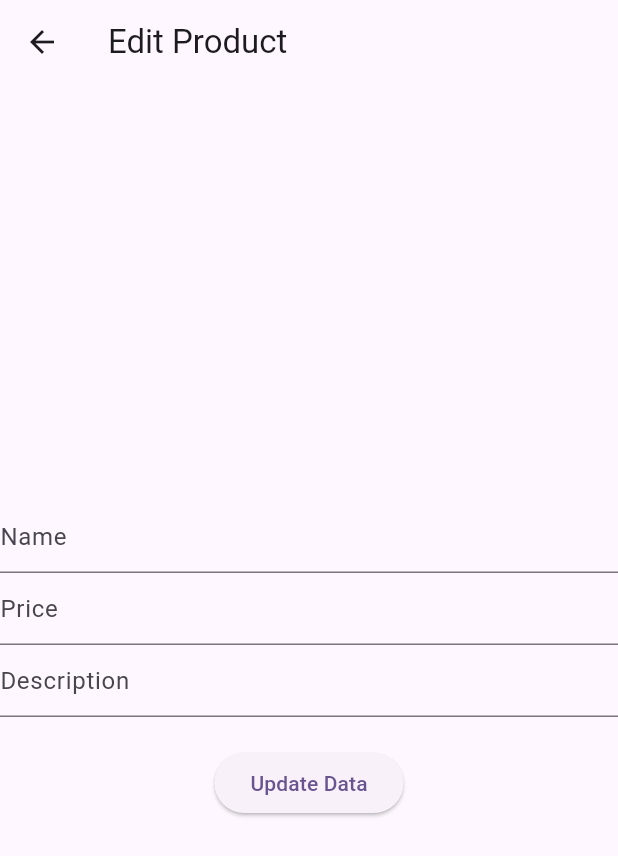
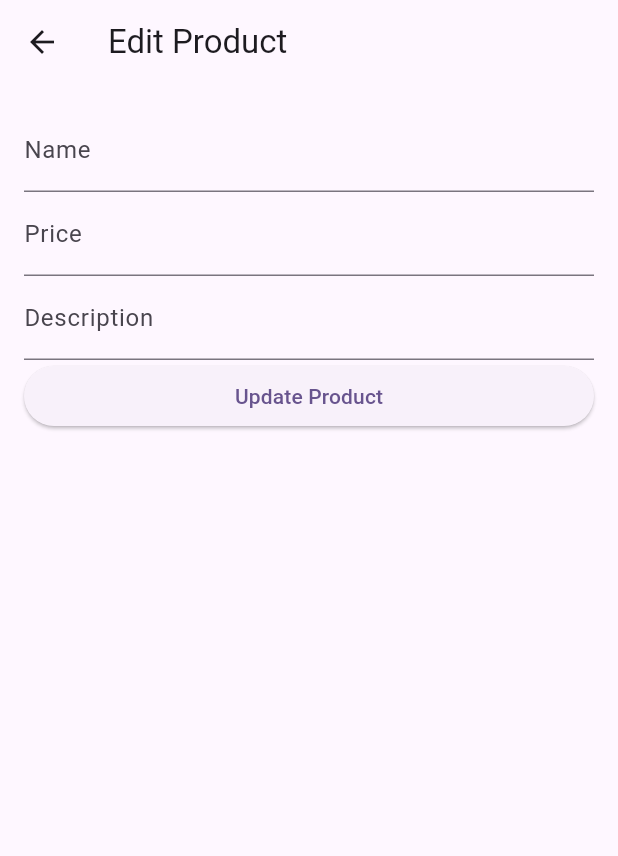
Before and after one commit to fatiq123/mad_fall_2023, a Flutter app: the EditScreen screen opened directly with empty values, on a phone screen of 412 x 824 dp. Shown: the top 856 px of the screen. Run offline on Flutter 3.47's test engine with Material 2 defaults, Android fonts, the phone set to English and light mode, and no system bars; our stand-ins replace fluttertoast, google_fonts, image_picker, lottie, sqflite; accounts and stored records are empty; network calls fail; project files that could hold a hidden picture were left out.

Commit message:
crud operations done with app

```diff
--- a/node.js_and_mongodb_with_flutter/lib/create.dart
+++ b/node.js_and_mongodb_with_flutter/lib/create.dart
@@ -45,6 +45,7 @@ class _CreateDataState extends State<CreateData> {
                   };
                   // added map to function addProduct which also requires a map
                   Api.addProduct(data);
+                  Navigator.of(context).pop();
                 },
                 child: const Text('Create Data'))
           ],
--- a/node.js_and_mongodb_with_flutter/lib/delete.dart
+++ b/node.js_and_mongodb_with_flutter/lib/delete.dart
@@ -62,7 +62,6 @@ class _DeleteScreenState extends State<DeleteScreen> {
                     icon: const Icon(Icons.delete),
                   ),
                 );
-
                 // return ListTile(
                 //   leading: const Icon(Icons.storage),
                 //   title: Text("${pdata[index].name}"),
--- a/node.js_and_mongodb_with_flutter/lib/edit.dart
+++ b/node.js_and_mongodb_with_flutter/lib/edit.dart
@@ -4,62 +4,65 @@ import 'package:nodejs_backend_with_flutter/services/api.dart';
 
 class EditScreen extends StatefulWidget {
   final Product data;
-  const EditScreen({super.key, required this.data});
+
+  const EditScreen({Key? key, required this.data}) : super(key: key);
 
   @override
-  State<EditScreen> createState() => _EditScreenState();
+  _EditScreenState createState() => _EditScreenState();
 }
 
 class _EditScreenState extends State<EditScreen> {
-  TextEditingController name = TextEditingController();
-  TextEditingController price = TextEditingController();
-  TextEditingController description = TextEditingController();
+  final TextEditingController nameController = TextEditingController();
+  final TextEditingController priceController = TextEditingController();
+  final TextEditingController descriptionController = TextEditingController();
 
   @override
   void initState() {
-    // when ever the edit screen is called it instantly get data from Product object
     super.initState();
-    name.text = widget.data.name.toString();
-    price.text = widget.data.price.toString();
-    description.text = widget.data.description.toString();
+    nameController.text = widget.data.name ?? '';
+    priceController.text = widget.data.price ?? '';
+    descriptionController.text = widget.data.description ?? '';
   }
 
   @override
   Widget build(BuildContext context) {
     return Scaffold(
       appBar: AppBar(
-        title: const Text('Edit Product'),
+        title: Text('Edit Product'),
       ),
-      body: Column(
-        mainAxisAlignment: MainAxisAlignment.center,
+      body: Padding(
+        padding: const EdgeInsets.all(16.0),
+        child: Column(
+          crossAxisAlignment: CrossAxisAlignment.stretch,
           children: [
-          TextField(
-            controller: name,
-            decoration: const InputDecoration(hintText: 'Name'),
+            TextFormField(
+              controller: nameController,
+              decoration: InputDecoration(labelText: 'Name'),
             ),
-          TextField(
-            controller: price,
-            decoration: const InputDecoration(hintText: 'Price'),
+            TextFormField(
+              controller: priceController,
+              decoration: InputDecoration(labelText: 'Price'),
             ),
-          TextField(
-            controller: description,
-            decoration: const InputDecoration(hintText: 'Description'),
-          ),
-          const SizedBox(
-            height: 20,
+            TextFormField(
+              controller: descriptionController,
+              decoration: InputDecoration(labelText: 'Description'),
             ),
             ElevatedButton(
-            onPressed: () {
-              Api.updateProduct(widget.data.id, {
-                "pname": name.text,
-                "pprice": price.text,
-                "pdescription": description.text,
-                "id": widget.data.id
-              });
+              onPressed: () async {
+                final updatedData = {
+                  'pname': nameController.text,
+                  'pprice': priceController.text,
+                  'pdescription': descriptionController.text,
+                };
+                print(
+                    'Product ID: ${widget.data.id} '); // Add this line for debugging
+                await Api.updateProduct(widget.data.id ?? '', updatedData);
+                Navigator.of(context).pop();
               },
-            child: const Text('Update Data'),
-          )
+              child: Text('Update Product'),
+            ),
           ],
+        ),
       ),
     );
   }
--- a/node.js_and_mongodb_with_flutter/lib/main.dart
+++ b/node.js_and_mongodb_with_flutter/lib/main.dart
@@ -12,6 +12,7 @@ class MyApp extends StatelessWidget {
   @override
   Widget build(BuildContext context) {
     return MaterialApp(
+      debugShowCheckedModeBanner: false,
       title: 'Node.js and Mongodb with Flutter',
       theme: ThemeData(
         colorScheme: ColorScheme.fromSeed(seedColor: Colors.deepPurple),
```
Also changed, not shown: node.js_and_mongodb_with_flutter/lib/model/product.dart (+8 -8 lines), node.js_and_mongodb_with_flutter/lib/services/api.dart (+52 -35 lines). Lines whose indentation alone changed are shown as unchanged.
